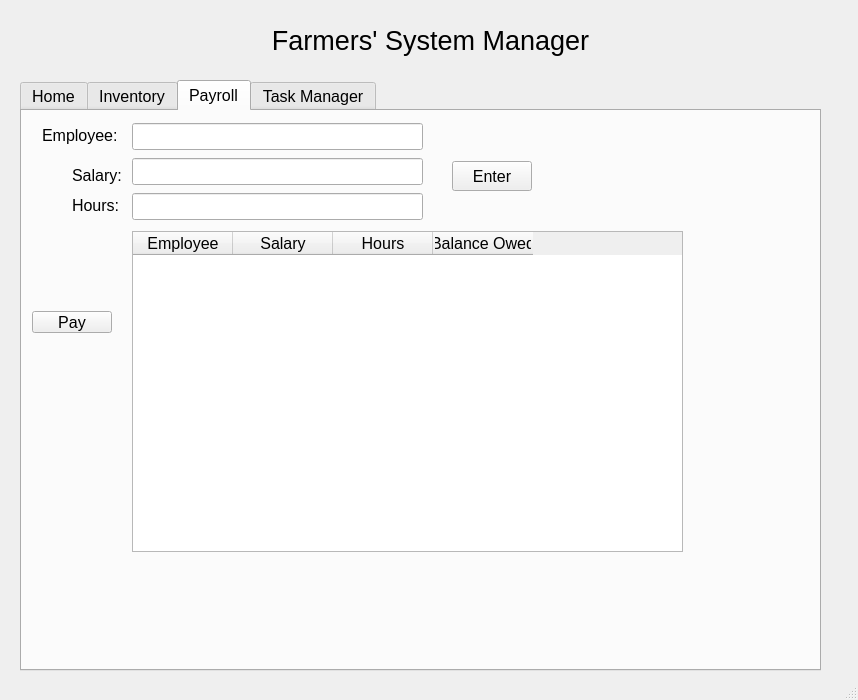
Qt form FarmingSystemManager/mainwindow.ui (ryan-ghosh/FarmerSystemManager) before a commit.
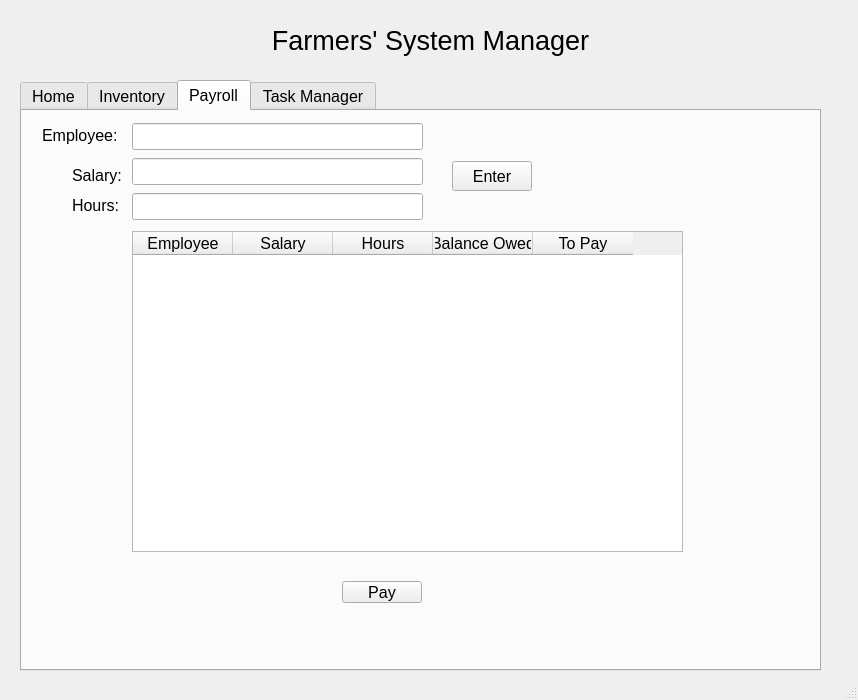
The same form after that commit. The open tabs and pages were chosen to show the change.

```diff
--- a/FarmingSystemManager/mainwindow.ui
+++ b/FarmingSystemManager/mainwindow.ui
@@ -224,8 +224,8 @@
      <widget class="QPushButton" name="pushButton">
       <property name="geometry">
        <rect>
-        <x>10</x>
-        <y>200</y>
+        <x>320</x>
+        <y>470</y>
         <width>80</width>
         <height>22</height>
        </rect>
@@ -263,6 +263,11 @@
         <string>Balance Owed</string>
        </property>
       </column>
+      <column>
+       <property name="text">
+        <string>To Pay</string>
+       </property>
+      </column>
      </widget>
      <widget class="QLabel" name="label_11">
       <property name="geometry">
@@ -326,12 +331,12 @@
        </rect>
       </property>
       <layout class="QVBoxLayout" name="verticalLayout_12">
-       <item>
-        <widget class="QLineEdit" name="lineEditSalary"/>
-       </item>
        <item>
         <widget class="QLineEdit" name="lineEditEmployee"/>
        </item>
+       <item>
+        <widget class="QLineEdit" name="lineEditSalary"/>
+       </item>
        <item>
         <widget class="QLineEdit" name="lineEditHours"/>
        </item>
```
Left out of the diff: 20 changed lines with no effect on the pictures.
